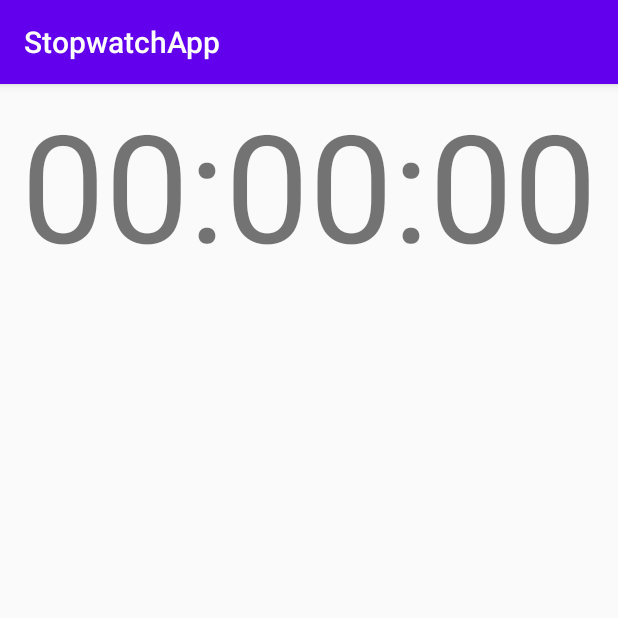
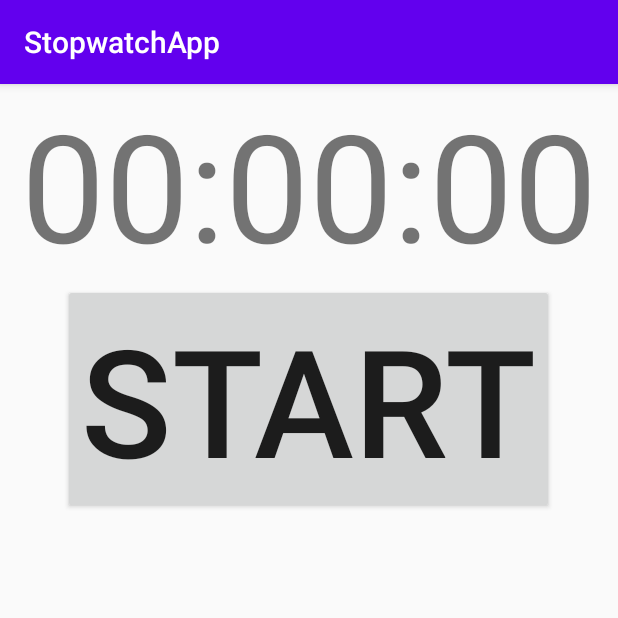
Before and after one commit to Dcon1/StopwatchApp, an Android app: the screen it shows after launch (StopwatchActivity), on a phone screen of 412 x 824 dp, the top half of it. Run offline under Robolectric (Android 15) with nearby library versions, the phone set to English and light mode, and no system bars.

Commit message:
1st commit

```diff
--- a/app/src/main/res/layout/activity_main.xml
+++ b/app/src/main/res/layout/activity_main.xml
@@ -4,6 +4,7 @@
     xmlns:tools="http://schemas.android.com/tools"
     xmlns:android="http://schemas.android.com/apk/res/android"
     tools:context=".StopwatchActivity"
+    android:orientation="vertical"
     android:layout_height="match_parent"
     android:layout_width="match_parent">
 
@@ -14,18 +15,20 @@
         android:text="00:00:00"
         android:textAlignment="center"
         android:textSize="100sp"
-
         app:layout_constraintBottom_toBottomOf="parent"
         app:layout_constraintLeft_toLeftOf="parent"
         app:layout_constraintRight_toRightOf="parent"
         app:layout_constraintTop_toTopOf="parent" />
 
-    <Button
-        android:id="@+id/toggle"
-        android:onClick="buttonClicked"
-        android:layout_gravity="center"
-        android:text="start"
-        android:layout_width="wrap_content"
-        android:layout_height="wrap_content" />
+        <Button
+            style="@style/Widget.AppCompat.Button"
+            android:id="@+id/toggle"
+            android:layout_width="wrap_content"
+            android:layout_height="wrap_content"
+            android:layout_gravity="center"
+            android:onClick="buttonClicked"
+            android:text="@string/start"
+            android:textSize="100sp"
+            />
 
 </androidx.appcompat.widget.LinearLayoutCompat>
--- a/app/src/main/res/values/strings.xml
+++ b/app/src/main/res/values/strings.xml
@@ -1,3 +1,4 @@
 <resources>
     <string name="app_name">StopwatchApp</string>
+    <string name="start">start</string>
 </resources>
```
